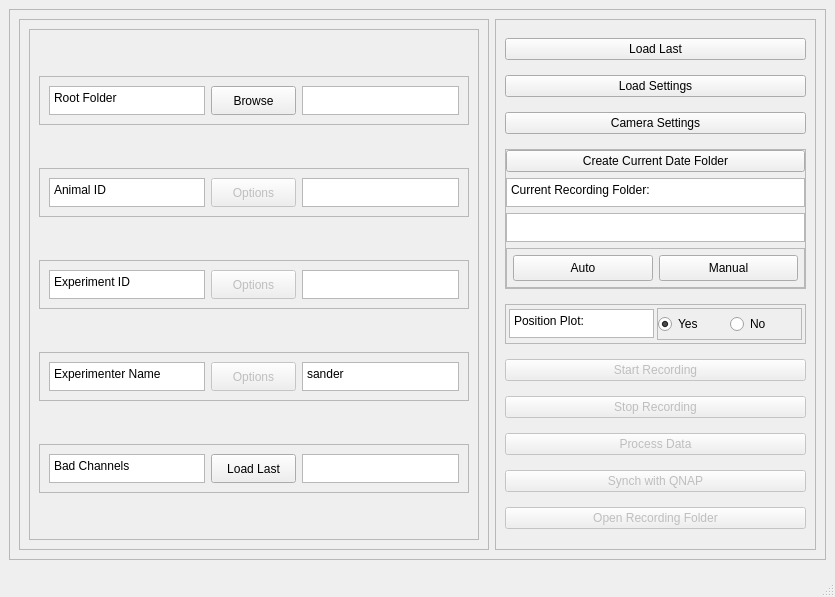
The window that RecordingManagerDesign.ui (Barry-lab/openEPhys_DACQ) describes before a commit, drawn with Qt 5.
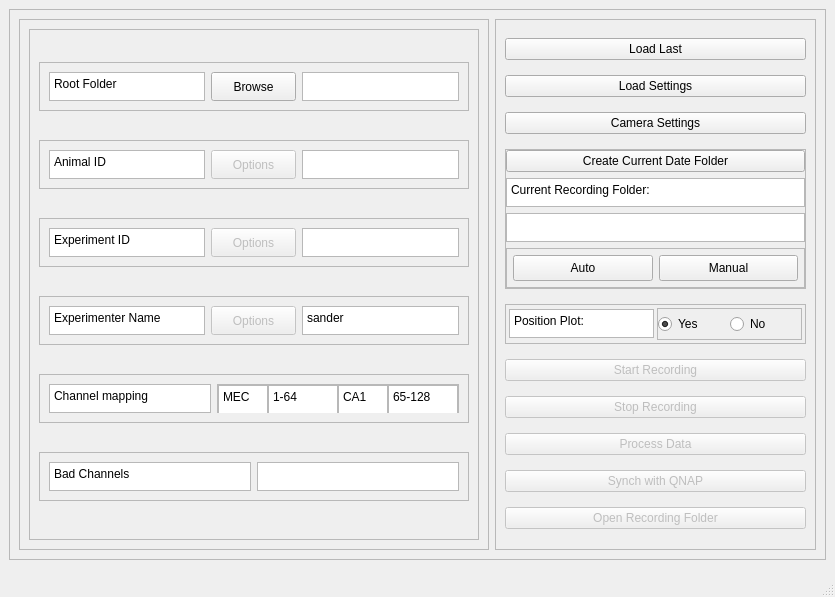
The same window after the commit.

Commit message: Added Channel mapping to RecordingManager

```diff
--- a/RecordingManagerDesign.ui
+++ b/RecordingManagerDesign.ui
@@ -354,6 +354,110 @@
                 </layout>
                </widget>
               </item>
+              <item>
+               <widget class="QFrame" name="f_badChan_2">
+                <property name="maximumSize">
+                 <size>
+                  <width>16777215</width>
+                  <height>49</height>
+                 </size>
+                </property>
+                <property name="frameShape">
+                 <enum>QFrame::StyledPanel</enum>
+                </property>
+                <property name="frameShadow">
+                 <enum>QFrame::Raised</enum>
+                </property>
+                <layout class="QHBoxLayout" name="horizontalLayout_23" stretch="2,3">
+                 <item>
+                  <widget class="QPlainTextEdit" name="plainTextEdit_32">
+                   <property name="maximumSize">
+                    <size>
+                     <width>16777215</width>
+                     <height>29</height>
+                    </size>
+                   </property>
+                   <property name="readOnly">
+                    <bool>true</bool>
+                   </property>
+                   <property name="plainText">
+                    <string>Channel mapping</string>
+                   </property>
+                  </widget>
+                 </item>
+                 <item>
+                  <widget class="QFrame" name="frame_4">
+                   <property name="frameShape">
+                    <enum>QFrame::StyledPanel</enum>
+                   </property>
+                   <property name="frameShadow">
+                    <enum>QFrame::Raised</enum>
+                   </property>
+                   <layout class="QHBoxLayout" name="horizontalLayout_5">
+                    <property name="spacing">
+                     <number>0</number>
+                    </property>
+                    <property name="margin">
+                     <number>0</number>
+                    </property>
+                    <item>
+                     <widget class="QPlainTextEdit" name="pt_chan_map_1">
+                      <property name="minimumSize">
+                       <size>
+                        <width>50</width>
+                        <height>29</height>
+                       </size>
+                      </property>
+                      <property name="plainText">
+                       <string>MEC</string>
+                      </property>
+                     </widget>
+                    </item>
+                    <item>
+                     <widget class="QPlainTextEdit" name="pt_chan_map_1_chans">
+                      <property name="minimumSize">
+                       <size>
+                        <width>70</width>
+                        <height>29</height>
+                       </size>
+                      </property>
+                      <property name="plainText">
+                       <string>1-64</string>
+                      </property>
+                     </widget>
+                    </item>
+                    <item>
+                     <widget class="QPlainTextEdit" name="pt_chan_map_2">
+                      <property name="minimumSize">
+                       <size>
+                        <width>50</width>
+                        <height>29</height>
+                       </size>
+                      </property>
+                      <property name="plainText">
+                       <string>CA1</string>
+                      </property>
+                     </widget>
+                    </item>
+                    <item>
+                     <widget class="QPlainTextEdit" name="pt_chan_map_2_chans">
+                      <property name="minimumSize">
+                       <size>
+                        <width>70</width>
+                        <height>29</height>
+                       </size>
+                      </property>
+                      <property name="plainText">
+                       <string>65-128</string>
+                      </property>
+                     </widget>
+                    </item>
+                   </layout>
+                  </widget>
+                 </item>
+                </layout>
+               </widget>
+              </item>
               <item>
                <widget class="QFrame" name="f_badChan">
                 <property name="maximumSize">
@@ -368,7 +472,7 @@
                 <property name="frameShadow">
                  <enum>QFrame::Raised</enum>
                 </property>
-                <layout class="QHBoxLayout" name="horizontalLayout_22">
+                <layout class="QHBoxLayout" name="horizontalLayout_22" stretch="1,1">
                  <item>
                   <widget class="QPlainTextEdit" name="plainTextEdit_31">
                    <property name="maximumSize">
@@ -385,25 +489,6 @@
                    </property>
                   </widget>
                  </item>
-                 <item>
-                  <widget class="QPushButton" name="pb_badChan">
-                   <property name="minimumSize">
-                    <size>
-                     <width>85</width>
-                     <height>29</height>
-                    </size>
-                   </property>
-                   <property name="maximumSize">
-                    <size>
-                     <width>85</width>
-                     <height>29</height>
-                    </size>
-                   </property>
-                   <property name="text">
-                    <string>Load Last</string>
-                   </property>
-                  </widget>
-                 </item>
                  <item>
                   <widget class="QPlainTextEdit" name="pt_badChan">
                    <property name="maximumSize">
```
The commit also changes 2 other files.
